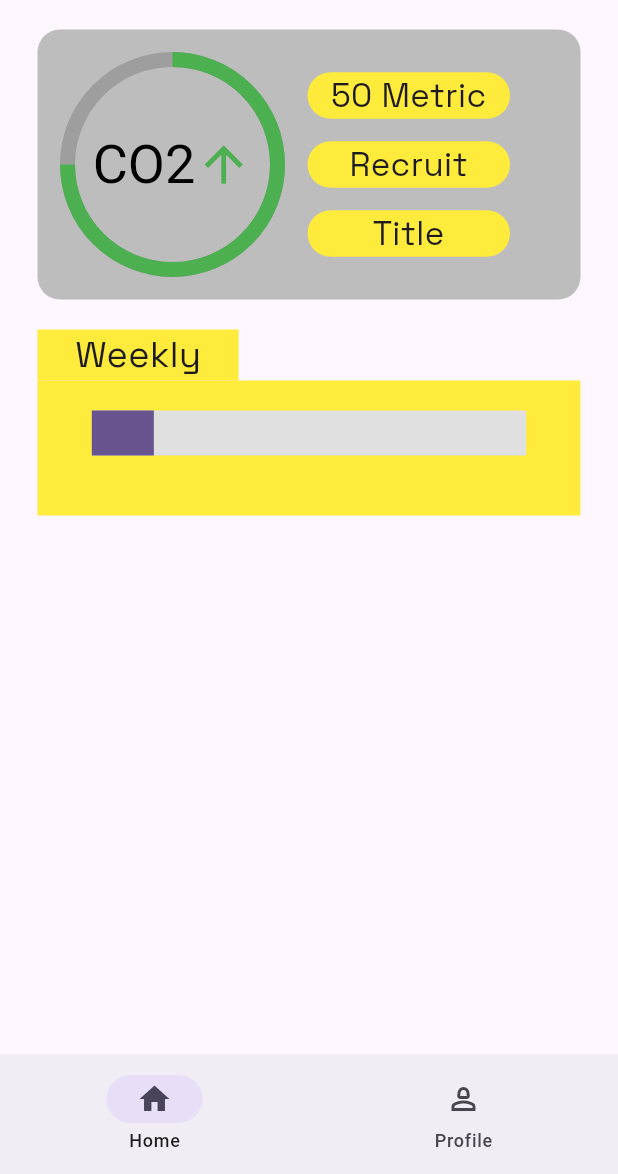
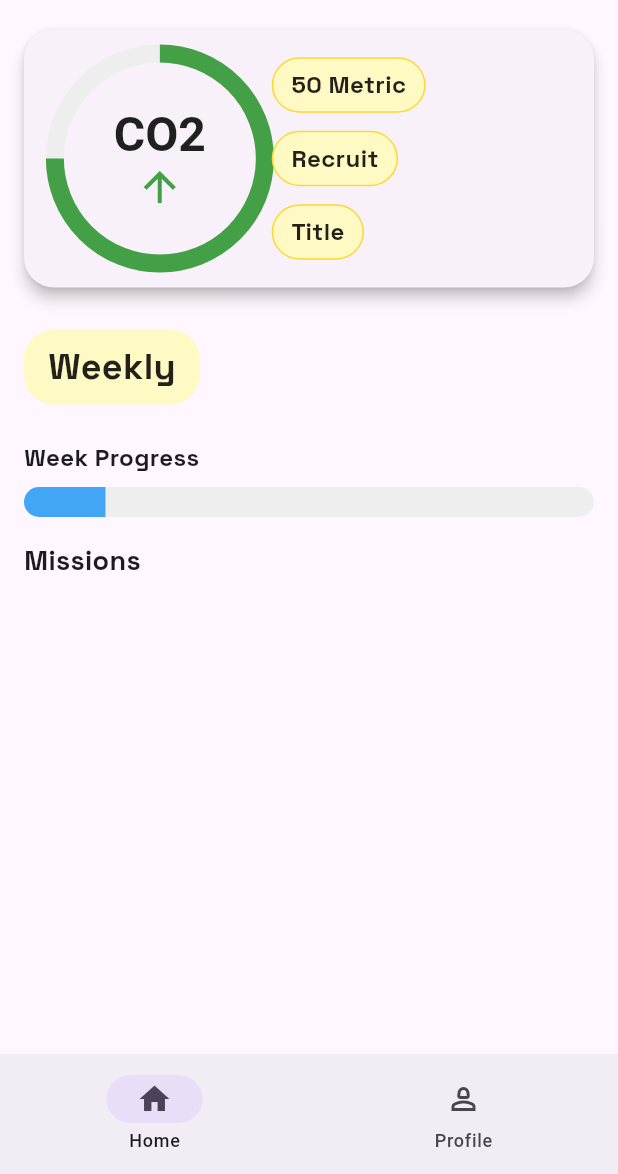
Before and after one commit to hoanghm/Proact, a Flutter app: the HomePage screen opened directly with empty values, on a phone screen of 412 x 824 dp, the part 62-1236 px from its top. Run offline on Flutter 3.47's test engine with Material 3 defaults, Android fonts, the light colour scheme and no system bars; our stand-ins replace camera, cloud_firestore, firebase_auth, firebase_core, google_fonts, google_generative_ai and 1 more; accounts and stored records are empty; network calls fail; statements that could not run were skipped.

Commit message:
UI fix, need to verify misson card

```diff
--- a/gemini_proact_flutter/lib/view/Mission/components/home_card.dart
+++ b/gemini_proact_flutter/lib/view/Mission/components/home_card.dart
@@ -1,91 +1,85 @@
 import 'package:flutter/material.dart';
-import 'package:flutter/widgets.dart';
+import 'package:google_fonts/google_fonts.dart';
 import 'package:gemini_proact_flutter/view/Mission/components/home_card_label.dart';
 
-class HomeCard extends StatefulWidget {
-  const HomeCard({super.key});
+class HomeCard extends StatelessWidget {
+  const HomeCard({Key? key}) : super(key: key);
 
   @override
-  HomeCardState createState() {
-    return HomeCardState();
-  }
-}
-
-class HomeCardState extends State<HomeCard> {
-  @override
-  Widget build (BuildContext context) {
-    return Container(
-      margin: const EdgeInsets.only(left: 25, right: 25),
-      decoration: BoxDecoration(
-        color: Colors.grey.shade400,
-        borderRadius: BorderRadius.circular(15)
-      ),
+  Widget build(BuildContext context) {
+    return Card(
+      margin: const EdgeInsets.symmetric(horizontal: 16),
+      elevation: 4,
+      shape: RoundedRectangleBorder(borderRadius: BorderRadius.circular(20)),
+      child: Padding(
+        padding: const EdgeInsets.all(16),
         child: Row(
           children: [
-          Column(
-            children: <Widget>[
-              SizedBox(
-                width: 180,
-                height: 180,
-                child: Stack(
-                  children: <Widget>[
-                    const Center(
-                      child: SizedBox(
-                        width: 140,
-                        height: 140,
-                        child: CircularProgressIndicator(
-                          strokeWidth: 10,
-                          value: 0.75,
-                          color: Colors.green,
-                          backgroundColor: Colors.grey,
+            Expanded(
+              flex: 3,
+              child: _buildProgressCircle(),
             ),
-                      ),
-                    ),
-                    Center(
-                      child: Row(
-                        mainAxisAlignment: MainAxisAlignment.center,
-                        children: [
-                          RichText(
-                            text: const TextSpan(
-                              children: [
-                                TextSpan(
-                                  text: 'CO',
-                                  style: TextStyle(
-                                    color: Colors.black,
-                                    fontSize: 36
-                                  )
-                                ),
-                                TextSpan(
-                                  text: '2',
-                                  style: TextStyle(
-                                    color: Colors.black,
-                                    fontSize: 36,
-                                    fontFeatures: [FontFeature.subscripts()]
-                                  )
-                                )
-                              ]
-                            ),
-                          ),
-                          const Icon(Icons.arrow_upward, size: 38, color: Colors.green)
-                        ],
-                      ),
+            Expanded(
+              flex: 4,
+              child: _buildInfoColumn(),
             ),
           ],
         ),
       ),
+    );
+  }
+
+  Widget _buildProgressCircle() {
+    return Stack(
+      alignment: Alignment.center,
+      children: [
+        SizedBox(
+          width: 140,
+          height: 140,
+          child: CircularProgressIndicator(
+            strokeWidth: 12,
+            value: 0.75,
+            backgroundColor: Colors.grey.shade200,
+            valueColor: AlwaysStoppedAnimation<Color>(Colors.green.shade600),
+          ),
+        ),
+        Column(
+          mainAxisSize: MainAxisSize.min,
+          children: [
+            RichText(
+              text: TextSpan(
+                style: GoogleFonts.roboto(
+                  fontSize: 32,
+                  fontWeight: FontWeight.bold,
+                  color: Colors.black87,
+                ),
+                children: const [
+                  TextSpan(text: 'CO'),
+                  TextSpan(
+                    text: '2',
+                    style: TextStyle(fontFeatures: [FontFeature.subscripts()]),
+                  ),
                 ],
               ),
-          const Column(
-            children: [
+            ),
+            Icon(Icons.arrow_upward, size: 32, color: Colors.green.shade600),
+          ],
+        ),
+      ],
+    );
+  }
+
+  Widget _buildInfoColumn() {
+    return Column(
+      mainAxisAlignment: MainAxisAlignment.center,
+      crossAxisAlignment: CrossAxisAlignment.start,
+      children: const [
         HomeCardLabel(label: "50 Metric"),
-              Padding(padding: EdgeInsets.only(top: 15)),
+        SizedBox(height: 12),
         HomeCardLabel(label: "Recruit"),
-              Padding(padding: EdgeInsets.only(top: 15)),
+        SizedBox(height: 12),
         HomeCardLabel(label: "Title"),
       ],
-          )
-        ],
-      )
     );
   }
 }
--- a/gemini_proact_flutter/lib/view/Mission/components/home_card_label.dart
+++ b/gemini_proact_flutter/lib/view/Mission/components/home_card_label.dart
@@ -1,31 +1,27 @@
 import 'package:flutter/material.dart';
 import 'package:google_fonts/google_fonts.dart';
 
-class HomeCardLabel extends StatefulWidget {
+class HomeCardLabel extends StatelessWidget {
   final String label;
-  const HomeCardLabel({super.key, required this.label});
+  const HomeCardLabel({Key? key, required this.label}) : super(key: key);
+
   @override
-  HomeCardLabelState createState() {
-    return HomeCardLabelState();
-  }
-}
-
-class HomeCardLabelState extends State<HomeCardLabel> {
-  @override
-  Widget build (BuildContext context) {
+  Widget build(BuildContext context) {
     return Container(
-      width: 135,
+      padding: const EdgeInsets.symmetric(vertical: 6, horizontal: 12),
       decoration: BoxDecoration(
-        color: Colors.yellow,
-        borderRadius: BorderRadius.circular(20)
+        color: Colors.yellow.shade100,
+        borderRadius: BorderRadius.circular(20),
+        border: Border.all(color: Colors.yellow.shade600, width: 1),
       ),
       child: Text(
-        widget.label,
-        textAlign: TextAlign.center,
+        label,
         style: GoogleFonts.spaceGrotesk(
-          fontSize: 22
+          fontSize: 16,
+          fontWeight: FontWeight.bold,
+          color: Colors.black87,
         ),
-      )
+      ),
     );
   }
 }
--- a/gemini_proact_flutter/lib/view/Mission/components/mission_tab.dart
+++ b/gemini_proact_flutter/lib/view/Mission/components/mission_tab.dart
@@ -9,93 +9,64 @@ class MissionTab extends StatefulWidget {
   const MissionTab({super.key, required this.mission, required this.index});
 
   @override
-  MissionTabState createState() {
-    return MissionTabState();
-  }
+  MissionTabState createState() => MissionTabState();
 }
 
 class MissionTabState extends State<MissionTab> with AutomaticKeepAliveClientMixin<MissionTab> {
   @override
-  Widget build (BuildContext context) {
-    return Padding(
-      padding: const EdgeInsets.symmetric(horizontal: 25),
-      child: TextButton(
-        onPressed: () {
+  Widget build(BuildContext context) {
+    super.build(context);
+    return Card(
+      margin: const EdgeInsets.symmetric(horizontal: 16, vertical: 8),
+      elevation: 2,
+      shape: RoundedRectangleBorder(borderRadius: BorderRadius.circular(12)),
+      child: InkWell(
+        onTap: () {
           Navigator.push(
             context,
             MaterialPageRoute(builder: (context) => MissionPage(mission: widget.mission))
           );
         },
-        style: TextButton.styleFrom(
-          padding: const EdgeInsets.only(bottom: 15),
-          backgroundColor: Colors.grey.shade300,
-          shape: const RoundedRectangleBorder(
-            borderRadius: BorderRadius.all(Radius.zero)
-          )
-        ),
+        child: Padding(
+          padding: const EdgeInsets.all(16),
           child: Column(
+            crossAxisAlignment: CrossAxisAlignment.start,
             children: [
               Row(
                 mainAxisAlignment: MainAxisAlignment.spaceBetween,
                 children: [
-                Container(
-                  padding: const EdgeInsets.symmetric(horizontal: 10),
-                  decoration: const BoxDecoration(
-                    color: Colors.lightGreen,
+                  _buildTag('Mission ${widget.index}', Colors.lightGreen),
+                  _buildTag('CO₂ ${widget.mission.CO2InKg}', Colors.lightGreen),
+                ],
               ),
-                  child: Text(
-                    'Mission ${widget.index}',
+              const SizedBox(height: 12),
+              Text(
+                widget.mission.title,
                 style: GoogleFonts.spaceGrotesk(
-                      fontSize: 18
+                  fontSize: 18,
+                  fontWeight: FontWeight.w500,
+                ),
+              ),
+            ],
           ),
         ),
       ),
-                Container(
-                  padding: const EdgeInsets.symmetric(horizontal: 10),
-                  decoration: const BoxDecoration(
-                    color: Colors.lightGreen,
+    );
+  }
+
+  Widget _buildTag(String text, Color color) {
+    return Container(
+      padding: const EdgeInsets.symmetric(horizontal: 12, vertical: 6),
+      decoration: BoxDecoration(
+        color: color,
+        borderRadius: BorderRadius.circular(20),
       ),
-                  child: RichText(
-                    text: TextSpan(
-                      children: [
-                        const TextSpan(
-                          text: 'CO',
-                          style: TextStyle(
+      child: Text(
+        text,
+        style: GoogleFonts.spaceGrotesk(
+          fontSize: 14,
+          fontWeight: FontWeight.bold,
           color: Colors.black,
-                            fontSize: 18
-                          )
-                        ),
-                        const TextSpan(
-                          text: '2',
-                          style: TextStyle(
-                            color: Colors.black,
-                            fontSize: 18,
-                            fontFeatures: [FontFeature.subscripts()]
-                          )
-                        ),
-                        TextSpan(
-                          text: ' ${widget.mission.CO2InKg}',
-                          style: const TextStyle(
-                            color: Colors.black,
-                            fontSize: 18
-                          )
-                        )
-                      ]
-                    ),
-                  ),
-                )
-              ],
-            ),
-            Container(
-              margin: const EdgeInsets.only(left: 10, right: 10, top: 10),
-              child: Text(
-                widget.mission.title,
-                style: GoogleFonts.spaceGrotesk(
-                  fontSize: 20
-                ),
-              )
-            ),
-          ],
         ),
       ),
     );
--- a/gemini_proact_flutter/lib/view/Mission/components/weekly_missions_tab_view.dart
+++ b/gemini_proact_flutter/lib/view/Mission/components/weekly_missions_tab_view.dart
@@ -3,78 +3,93 @@ import 'package:gemini_proact_flutter/view/Mission/components/mission_tab.dart';
 import 'package:google_fonts/google_fonts.dart';
 import 'package:gemini_proact_flutter/model/database/mission.dart' show MissionEntity;
 
-class WeeklyMissionsTabView extends StatefulWidget {
+class WeeklyMissionsTabView extends StatelessWidget {
   final List<MissionEntity> missions;
-  const WeeklyMissionsTabView({super.key, required this.missions});
+  const WeeklyMissionsTabView({Key? key, required this.missions}) : super(key: key);
 
   @override
-  WeeklyMissionsTabViewState createState() {
-    return WeeklyMissionsTabViewState();
-  }
-}
-
-class WeeklyMissionsTabViewState extends State<WeeklyMissionsTabView> {
+  Widget build(BuildContext context) {
     final int day = DateTime.now().weekday;
 
-  @override
-  Widget build (BuildContext context) {
-    return Expanded(
-      flex: 1,
-      child: SingleChildScrollView(
+    return Column(
+      crossAxisAlignment: CrossAxisAlignment.start,
+      children: [
+        Padding(
+          padding: const EdgeInsets.symmetric(horizontal: 16, vertical: 8),
+          child: _buildHeader("Weekly"),
+        ),
+        Padding(
+          padding: const EdgeInsets.all(16),
           child: Column(
+            crossAxisAlignment: CrossAxisAlignment.start,
             children: [
-            Align(
-              alignment: Alignment.centerLeft,
-              child: Container(
-                margin: const EdgeInsets.only(left: 25),
-                padding: const EdgeInsets.only(left: 25, right: 25),
-                decoration: const BoxDecoration(
-                  color: Colors.yellow
-                ),
-                child: Text(
-                  "Weekly",
+              Text(
+                "Week Progress",
                 style: GoogleFonts.spaceGrotesk(
-                    fontSize: 24
+                  fontSize: 16,
+                  fontWeight: FontWeight.bold,
                 ),
               ),
+              const SizedBox(height: 8),
+              _buildProgressBar(day),
+              const SizedBox(height: 16),
+              Text(
+                "Missions",
+                style: GoogleFonts.spaceGrotesk(
+                  fontSize: 18,
+                  fontWeight: FontWeight.bold,
                 ),
               ),
-            Align(
-              alignment: Alignment.centerLeft,
-              child: Padding(
-                padding: const EdgeInsets.symmetric(horizontal: 25),
-                child: Container(
-                  width: double.infinity,
-                  color: Colors.yellow,
-                  child: SingleChildScrollView(
-                    child: Column(
-                      children: [
-                        const Padding(padding: EdgeInsets.only(top: 20)),
-                        FractionallySizedBox(
-                          widthFactor: 0.8,
-                          child: LinearProgressIndicator(
-                            minHeight: 30,
-                            value: day / 7,
-                            backgroundColor: Colors.grey.shade300,
-                          ),
-                        ),
-                        const Padding(padding: EdgeInsets.only(top: 20)),
-                        for (int i = 0; i < widget.missions.length; i++)
-                          MissionTab(
-                            mission: widget.missions[i],
-                            index: i + 1,
-                          ),
-                          const Padding(padding: EdgeInsets.only(top: 20))
+              const SizedBox(height: 8),
+              _buildMissionsList(),
             ],
           ),
         ),
+      ],
+    );
+  }
+
+  Widget _buildHeader(String text) {
+    return Container(
+      padding: const EdgeInsets.symmetric(horizontal: 16, vertical: 8),
+      decoration: BoxDecoration(
+        color: Colors.yellow.shade100,
+        borderRadius: BorderRadius.circular(20),
       ),
+      child: Text(
+        text,
+        style: GoogleFonts.spaceGrotesk(
+          fontSize: 24,
+          fontWeight: FontWeight.bold,
+          color: Colors.black87,
         ),
-            ),
-            const SizedBox(height: 20)
-          ],
-        )
       ),
     );
   }
+
+  Widget _buildProgressBar(int day) {
+    return ClipRRect(
+      borderRadius: BorderRadius.circular(10),
+      child: LinearProgressIndicator(
+        minHeight: 20,
+        value: day / 7,
+        backgroundColor: Colors.grey.shade200,
+        valueColor: AlwaysStoppedAnimation<Color>(Colors.blue.shade400),
+      ),
+    );
   }
+
+  Widget _buildMissionsList() {
+    return ListView.builder(
+      shrinkWrap: true,
+      physics: const NeverScrollableScrollPhysics(),
+      itemCount: missions.length,
+      itemBuilder: (context, index) {
+        return MissionTab(
+          mission: missions[index],
+          index: index + 1,
+        );
+      },
+    );
+  }
+}
```
Lines whose indentation alone changed are shown as unchanged.
